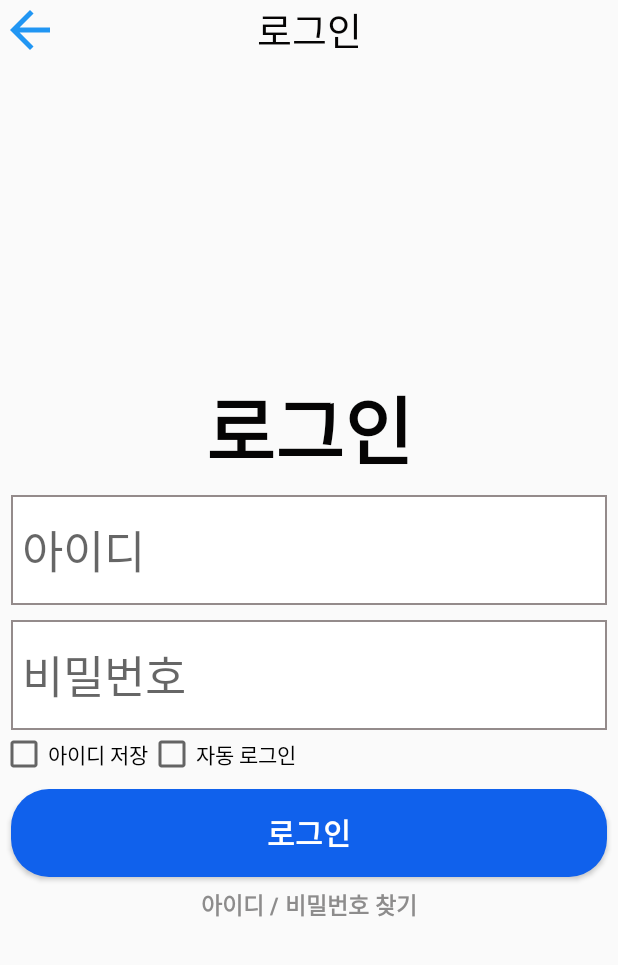
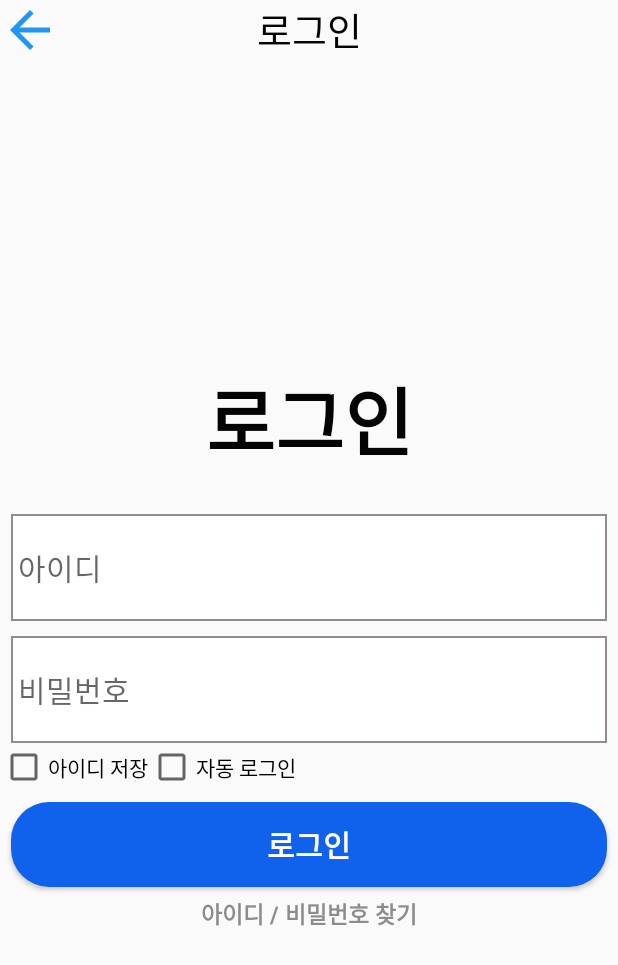
Before and after one commit to YoonSuHyeon/SMRP, an Android app: the LoginActivity screen opened directly, with no data from a screen before it, on a phone screen of 412 x 824 dp. Shown: the top 965 px of the screen. Run offline under Robolectric (Android 15) with nearby library versions, the phone set to English and light mode, and no system bars.

Commit message:
#2020/04/02 - (목) ##Login XML(2) UPDATE

```diff
--- a/app/src/main/res/layout/activity_login.xml
+++ b/app/src/main/res/layout/activity_login.xml
@@ -41,6 +41,7 @@
 
 
         <TextView
+            android:layout_marginBottom="20dp"
             android:layout_width="match_parent"
             android:layout_height="0dp"
             android:layout_weight="0.12"
@@ -51,6 +52,7 @@
             android:gravity="center"/>
 
         <EditText
+
             android:id="@+id/Txt_id"
             android:background="@drawable/border"
             android:layout_marginLeft="7dp"
@@ -59,7 +61,7 @@
             android:layout_height="0dp"
             android:layout_weight="0.1"
             android:hint=" 아이디"
-            android:textSize="30dp"
+            android:textSize="20dp"
             />
 
         <EditText
@@ -73,7 +75,7 @@
             android:inputType="textPassword"
             android:layout_weight="0.1"
             android:hint=" 비밀번호"
-            android:textSize="30dp"/>
+            android:textSize="20dp"/>
 
         <LinearLayout
             android:layout_width="wrap_content"
```
